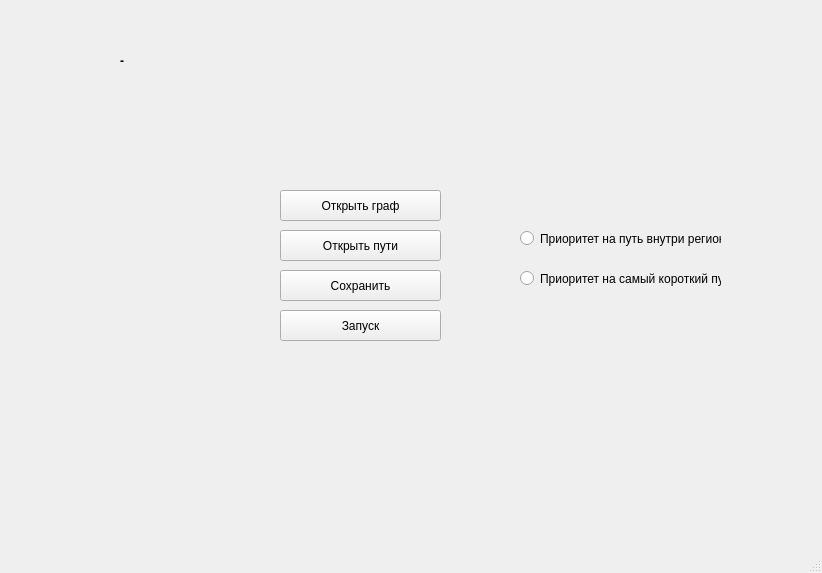
First picture: the form in disign.ui, repository TblP/gipro, before the edit.
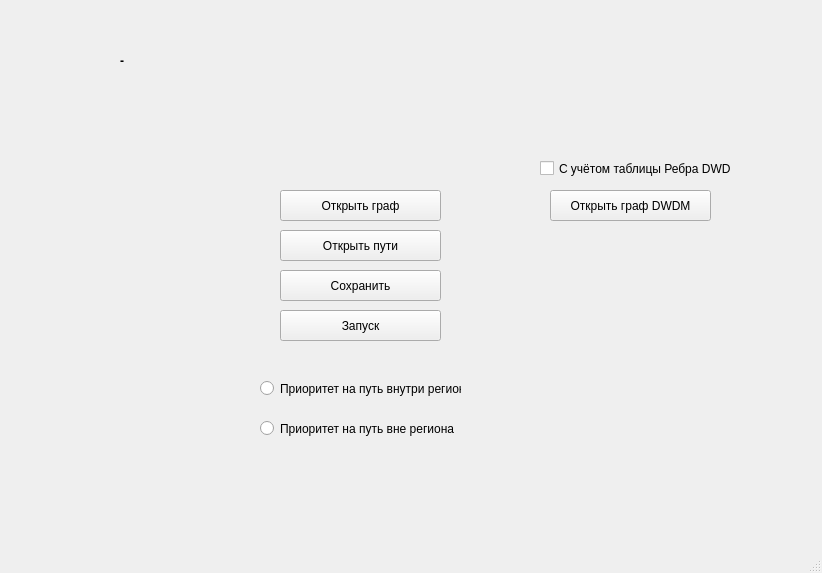
Second picture: the form after the edit.

```diff
--- a/disign.ui
+++ b/disign.ui
@@ -88,8 +88,8 @@
    <widget class="QRadioButton" name="inareaBtn">
     <property name="geometry">
      <rect>
-      <x>520</x>
-      <y>230</y>
+      <x>260</x>
+      <y>380</y>
       <width>201</width>
       <height>17</height>
      </rect>
@@ -101,14 +101,40 @@
    <widget class="QRadioButton" name="outareabtn">
     <property name="geometry">
      <rect>
-      <x>520</x>
-      <y>270</y>
+      <x>260</x>
+      <y>420</y>
       <width>201</width>
       <height>17</height>
      </rect>
     </property>
     <property name="text">
-     <string>Приоритет на самый короткий путь</string>
+     <string>Приоритет на путь вне региона</string>
+    </property>
+   </widget>
+   <widget class="QCheckBox" name="checkBox">
+    <property name="geometry">
+     <rect>
+      <x>540</x>
+      <y>160</y>
+      <width>191</width>
+      <height>17</height>
+     </rect>
+    </property>
+    <property name="text">
+     <string>C учётом таблицы Ребра DWDM</string>
+    </property>
+   </widget>
+   <widget class="QPushButton" name="dwdmBtn">
+    <property name="geometry">
+     <rect>
+      <x>550</x>
+      <y>190</y>
+      <width>161</width>
+      <height>31</height>
+     </rect>
+    </property>
+    <property name="text">
+     <string>Открыть граф DWDM</string>
     </property>
    </widget>
   </widget>
```
